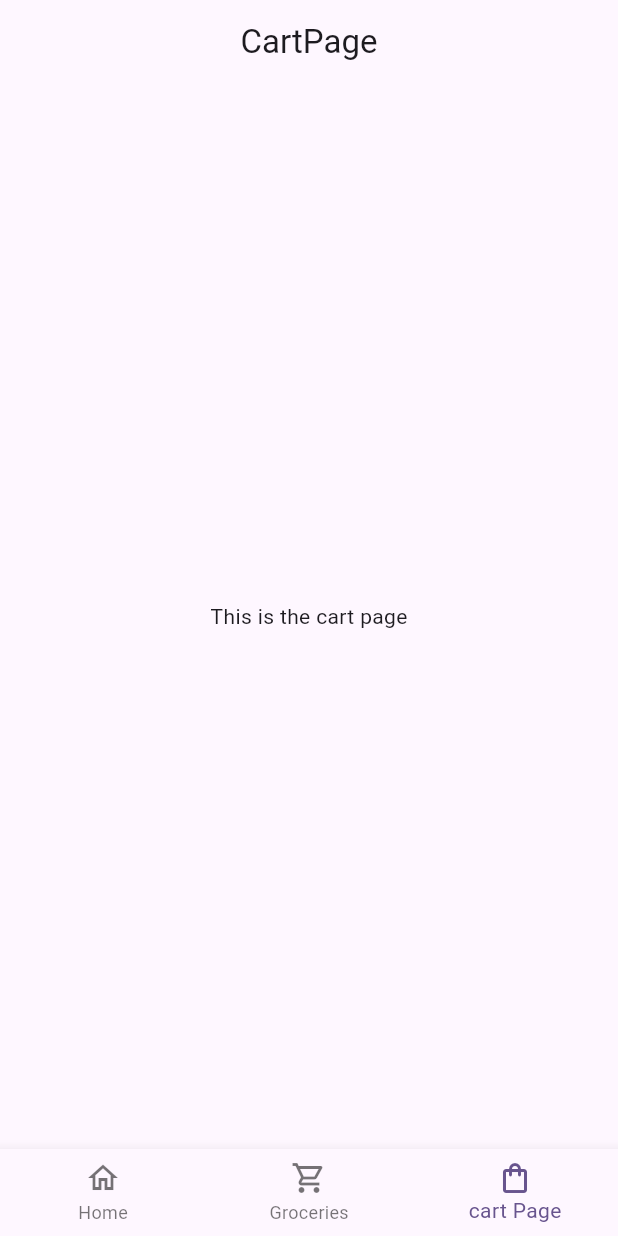
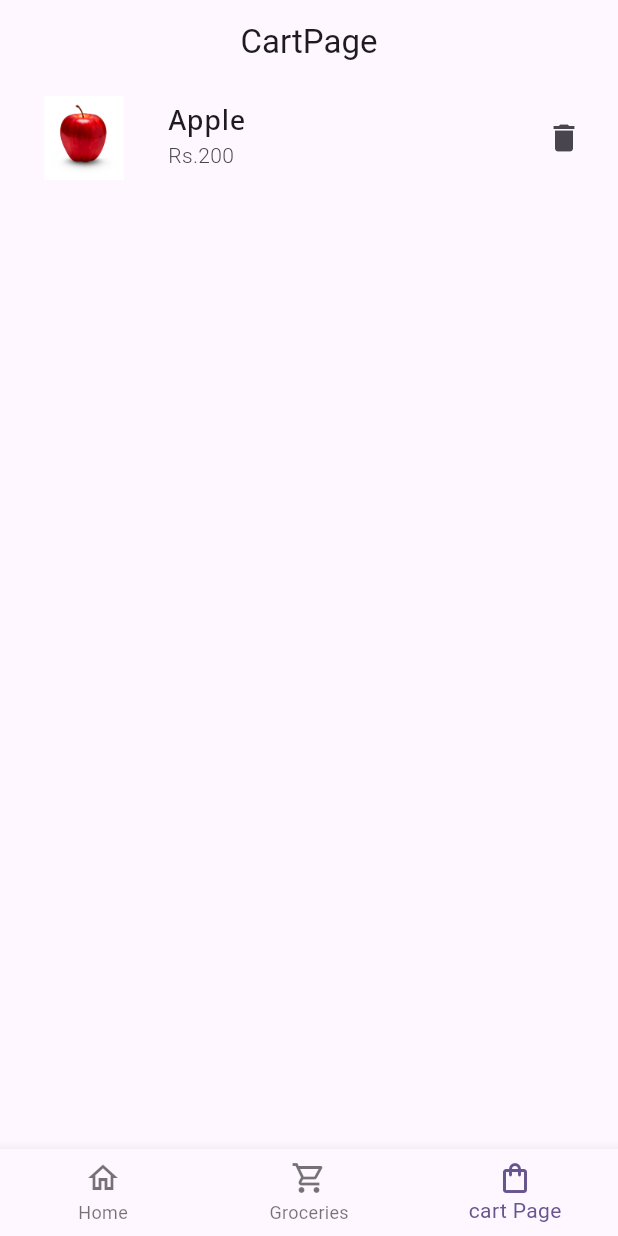
Before and after one commit to Aayushghimire876/new_-app, a Flutter app: the screen it shows after launch, item 3 of the bottom bar chosen, on a phone screen of 412 x 824 dp. Run offline on Flutter 3.47's test engine with Material 3 defaults, Android fonts, the phone set to English and light mode, and no system bars; our stand-ins replace flutter_rating_bar.

Commit message:
Cart Page Ui

```diff
--- a/lib/main.dart
+++ b/lib/main.dart
@@ -1,7 +1,6 @@
 import 'package:flutter/material.dart';
 import 'package:new_app/main_nav_page.dart';
 import 'package:new_app/views/grid_view_page.dart';
-
 
 void main() {
   runApp(const MyApp());
--- a/lib/views/cart_page.dart
+++ b/lib/views/cart_page.dart
@@ -1,4 +1,7 @@
 import 'package:flutter/material.dart';
+import 'package:new_app/constants/fruits_constants.dart';
+import 'package:new_app/models/fruit_model.dart';
+import 'package:new_app/views/grid_view_page.dart';
 
 class CartPage extends StatelessWidget {
   const CartPage({super.key});
@@ -6,8 +9,32 @@ class CartPage extends StatelessWidget {
   @override
   Widget build(BuildContext context) {
     return Scaffold(
-      appBar: AppBar(title: Text("CartPage"),centerTitle: true,),
-      body: Center(child: Text("This is the cart page"),),
+      appBar: AppBar(title: Text("CartPage"), centerTitle: true),
+      body: ListView.builder(
+        itemCount: 1,
+        itemBuilder: (context, index) {
+          return ListTile(
+            title: Text(
+              "Apple",
+              style: TextStyle(
+                fontSize: 18,
+                fontWeight: FontWeight.w500,
+                fontFamily: "NotoSans",
+              ),
+            ),
+            leading: Image.asset(
+              FruitsContants.appleUrl,
+              width: 80,
+              height: 80,
+            ),
+            subtitle: Text(
+              "Rs.200",
+              style: TextStyle(fontSize: 14, fontWeight: FontWeight.w300),
+            ),
+            trailing: Icon(Icons.delete),
+          );
+        },
+      ),
     );
   }
 }
```
